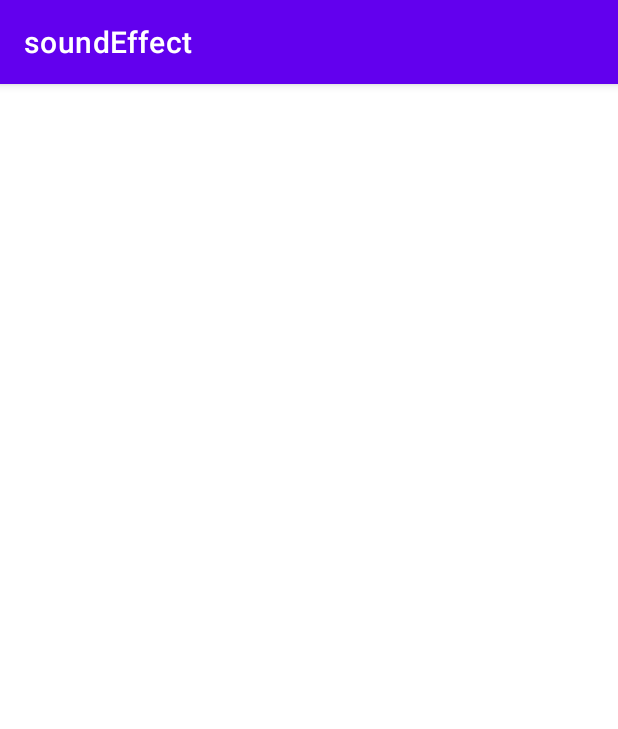
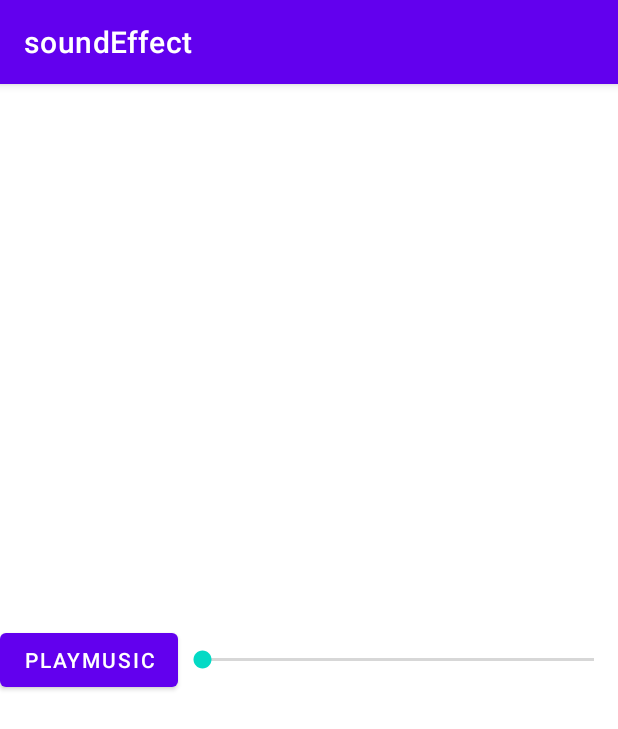
Before and after one commit to djokodev/soundEffects, an Android app: the screen it shows after launch (MainActivity), on a phone screen of 412 x 824 dp. Shown: the top 729 px of the screen. Run offline under Robolectric (Android 15) with nearby library versions, the light colour scheme and no system bars.

Commit message:
final sound

```diff
--- a/app/src/main/java/com/djokodev/soundeffect/MainActivity.java
+++ b/app/src/main/java/com/djokodev/soundeffect/MainActivity.java
@@ -2,13 +2,50 @@ package com.djokodev.soundeffect;
 
 import androidx.appcompat.app.AppCompatActivity;
 
+import android.media.MediaPlayer;
 import android.os.Bundle;
+import android.view.View;
+import android.widget.Button;
+import android.widget.SeekBar;
+
+import java.util.Timer;
+import java.util.TimerTask;
 
 public class MainActivity extends AppCompatActivity {
+
+    private MediaPlayer mMediaPlayer;
+    private SeekBar mSeekBar;
 
     @Override
     protected void onCreate(Bundle savedInstanceState) {
         super.onCreate(savedInstanceState);
         setContentView(R.layout.activity_main);
+
+        this.mMediaPlayer = MediaPlayer.create(getApplicationContext(), R.raw.my_sound1);
+        this.mSeekBar = (SeekBar) findViewById(R.id.sound_bar);
+
+        Timer timer = new Timer();
+        timer.schedule(new TimerTask() {
+            @Override
+            public void run() {
+                mSeekBar.setProgress(mMediaPlayer.getCurrentPosition() / 100);
+            }
+        }, 100, 100);
+
+    }
+
+    public void playSound(View view)
+    {
+        Button button = (Button) view;
+
+        if (mMediaPlayer.isPlaying()) {
+            mMediaPlayer.pause();
+            button.setText(getString(R.string.play1));
+        }
+
+        else {
+            mMediaPlayer.start();
+            button.setText(getString(R.string.pause));
+        }
     }
 }
--- a/app/src/main/res/layout/activity_main.xml
+++ b/app/src/main/res/layout/activity_main.xml
@@ -1,10 +1,22 @@
 <?xml version="1.0" encoding="utf-8"?>
 <LinearLayout xmlns:android="http://schemas.android.com/apk/res/android"
-    xmlns:app="http://schemas.android.com/apk/res-auto"
     xmlns:tools="http://schemas.android.com/tools"
     android:layout_width="match_parent"
     android:gravity="center"
     android:layout_height="match_parent"
     tools:context=".MainActivity">
 
+    <Button
+        android:onClick="playSound"
+        android:text="@string/play"
+        android:layout_width="wrap_content"
+        android:layout_height="wrap_content">
+    </Button>
+
+   <SeekBar
+       android:id="@+id/sound_bar"
+       android:layout_width="match_parent"
+       android:layout_height="wrap_content">
+    </SeekBar>
+
 </LinearLayout>
--- a/app/src/main/res/values/strings.xml
+++ b/app/src/main/res/values/strings.xml
@@ -1,3 +1,6 @@
 <resources>
     <string name="app_name">soundEffect</string>
+    <string name="play">playMusic</string>
+    <string name="play1">jouer le song</string>
+    <string name="pause">Mettre en pause</string>
 </resources>
```
Also changed, not shown: 3 other files.
